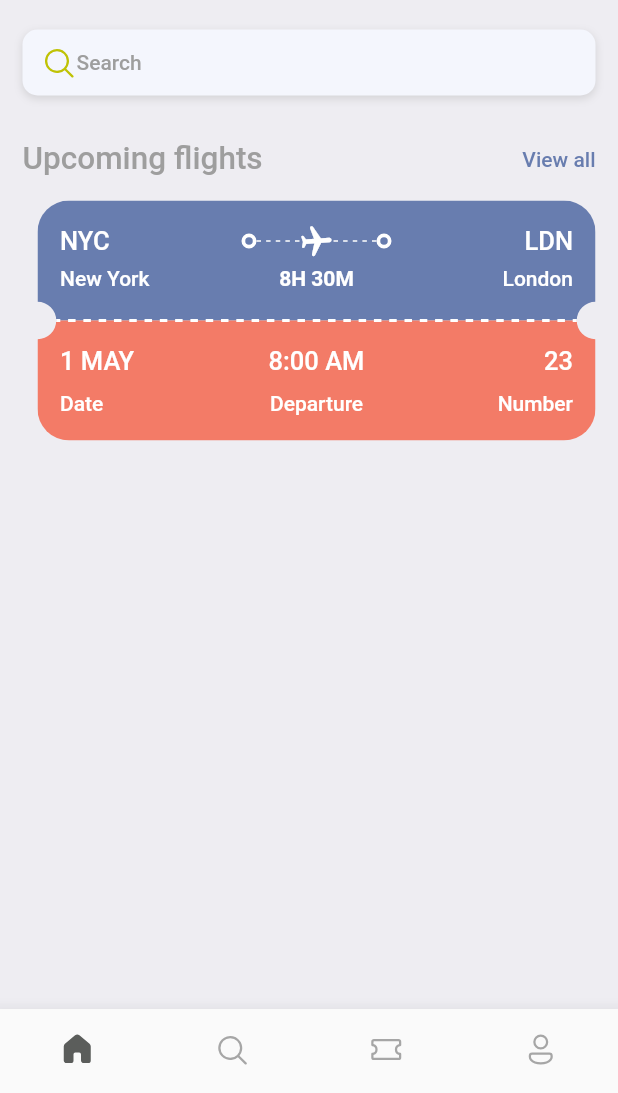
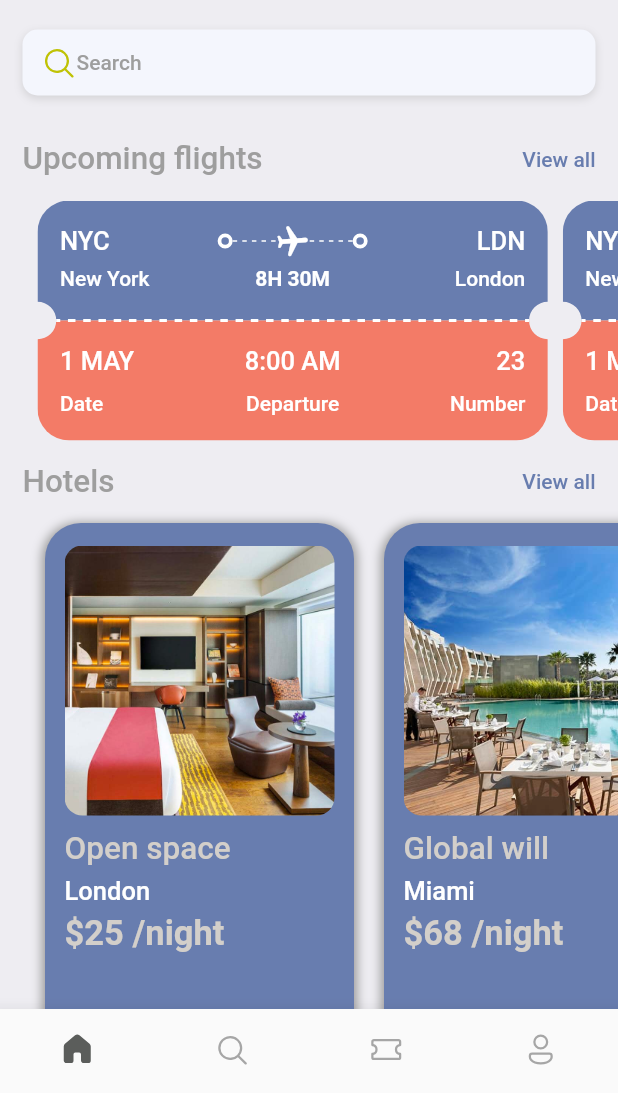
Before and after one commit to sksbkt/booktickets, a Flutter app: the screen it shows after launch, on a phone screen of 412 x 824 dp, the part 143-1236 px from its top. Run offline on Flutter 3.47's test engine with Material 2 defaults, Android fonts, the phone set to English and light mode, and no system bars; our stand-ins replace fluentui_icons, gap.

Commit message:
hotel_screen_widget.dart *more addition to home_screen.dart UI app_info_list.dart *mock up data for hotels list

```diff
--- a/lib/screens/home_screen.dart
+++ b/lib/screens/home_screen.dart
@@ -1,6 +1,8 @@
 import 'package:booktickets/theme/app_themes.dart';
 import 'package:booktickets/utilities/app_constants.dart';
+import 'package:booktickets/utilities/data/app_info_list.dart';
 import 'package:booktickets/utilities/dimensions.dart';
+import 'package:booktickets/widgets/hotel_screen_widget.dart';
 
 import 'package:booktickets/widgets/text_widget.dart';
 import 'package:booktickets/widgets/ticket_view_widget.dart';
@@ -16,7 +18,7 @@ class HomeScreen extends StatelessWidget {
   Widget build(BuildContext context) {
     return Scaffold(
       backgroundColor: AppThemes.backgroundColor,
-      body: ListView(children: [
+      body: ListView(physics: BouncingScrollPhysics(parent: AlwaysScrollableScrollPhysics()), children: [
         Container(
             padding: EdgeInsets.symmetric(horizontal: Dimensions.width15),
             child: Column(
@@ -86,8 +88,47 @@ class HomeScreen extends StatelessWidget {
                   ],
                 ),
                 Gap(Dimensions.height15),
-                TicketView()
               ],
+            )),
+        SingleChildScrollView(
+          padding: EdgeInsets.symmetric(horizontal: Dimensions.width15),
+          physics: BouncingScrollPhysics(parent: AlwaysScrollableScrollPhysics()),
+          scrollDirection: Axis.horizontal,
+          child: Row(
+            children: [
+              TicketView(),
+              TicketView(),
+            ],
+          ),
+        ),
+        Gap(Dimensions.height15),
+        Container(
+          margin: EdgeInsets.symmetric(horizontal: Dimensions.width15),
+          child: Row(
+            mainAxisAlignment: MainAxisAlignment.spaceBetween,
+            children: [
+              TextWidget(
+                text: AppConstats.HOTELS_TEXT,
+                textStyle: AppThemes.headLineStyle2,
+              ),
+              InkWell(
+                onTap: () {},
+                child: TextWidget(
+                  text: AppConstats.VIEW_ALL_TEXT,
+                  //we are using the previously declared style but changing it a bit inline
+                  textStyle: AppThemes.headLineStyle4.copyWith(color: AppThemes.mainAppColor),
+                ),
+              )
+            ],
+          ),
+        ),
+        Gap(5),
+        SingleChildScrollView(
+            physics: BouncingScrollPhysics(parent: AlwaysScrollableScrollPhysics()),
+            padding: const EdgeInsets.only(left: 20),
+            scrollDirection: Axis.horizontal,
+            child: Row(
+              children: hotelList.map((hotel) => HotelScreen(hotel: hotel)).toList(),
             )),
       ]),
     );
--- a/lib/theme/app_themes.dart
+++ b/lib/theme/app_themes.dart
@@ -14,6 +14,7 @@ class AppThemes {
   static const Color backgroundColor = Color(0xffeeedf2);
   static const Color textFieldBgColor = Color(0xfff4f6fd);
   static const Color orangeColor = Color(0xfff37b67);
+  static const Color kakiColor = Color(0xffd3cfca);
 
   static const Color shadowColor = Color(0xff989898);
 
--- a/lib/utilities/app_constants.dart
+++ b/lib/utilities/app_constants.dart
@@ -2,6 +2,7 @@ class AppConstats {
   static String GREETING_TEXT = 'Good morning';
   static String BOOK_TICKETS_TEXT = 'Book tickets';
   static String UPCOMING_FLIGHTS_TEXT = 'Upcoming flights';
+  static String HOTELS_TEXT = 'Hotels';
   static String VIEW_ALL_TEXT = 'View all';
   static String DATE_TEXT = 'Date';
   static String DEPARTURE_TEXT = 'Departure';
--- /dev/null
+++ b/lib/utilities/data/app_info_list.dart
@@ -0,0 +1,20 @@
+List<Map<String, dynamic>> hotelList = [
+  {
+    'image': 'one.png',
+    'place': 'Open space',
+    'destination': 'London',
+    'price': 25,
+  },
+  {
+    'image': 'two.png',
+    'place': 'Global will',
+    'destination': 'Miami',
+    'price': 68,
+  },
+  {
+    'image': 'three.png',
+    'place': 'Tallest building',
+    'destination': 'Abu dhabi',
+    'price': 40,
+  },
+];
--- a/lib/utilities/dimensions.dart
+++ b/lib/utilities/dimensions.dart
@@ -6,6 +6,7 @@ class Dimensions {
   static double screenWidth = MediaQuery.of(navigatorKey.currentContext!).size.width;
 
   static double radius5 = _heightRatio(5);
+  static double radius12 = _heightRatio(12);
   static double radius15 = _heightRatio(15);
   static double radius21 = _heightRatio(21);
 
--- /dev/null
+++ b/lib/widgets/hotel_screen_widget.dart
@@ -0,0 +1,55 @@
+import 'package:booktickets/theme/app_themes.dart';
+import 'package:booktickets/utilities/dimensions.dart';
+import 'package:flutter/cupertino.dart';
+import 'package:flutter/material.dart';
+import 'package:gap/gap.dart';
+
+class HotelScreen extends StatelessWidget {
+  final Map<String, dynamic> hotel;
+  HotelScreen({required this.hotel, Key? key}) : super(key: key);
+  @override
+  Widget build(BuildContext context) {
+    return Container(
+      padding: EdgeInsets.symmetric(horizontal: 10, vertical: 10),
+      child: Container(
+        width: Dimensions.screenWidth * .5,
+        height: 350,
+        padding: EdgeInsets.symmetric(horizontal: 13, vertical: 15),
+        decoration: BoxDecoration(
+            color: AppThemes.mainAppColor,
+            borderRadius: BorderRadius.circular(Dimensions.radius12 * 2),
+            boxShadow: [BoxShadow(offset: Offset(0, 2), color: AppThemes.shadowColor, blurRadius: 5, spreadRadius: 2)]),
+        child: Column(
+          crossAxisAlignment: CrossAxisAlignment.start,
+          children: [
+            Container(
+              height: 180,
+              decoration: BoxDecoration(
+                  borderRadius: BorderRadius.circular(Dimensions.radius12),
+                  color: AppThemes.mainAppColor,
+                  image: DecorationImage(image: AssetImage('assets/images/${hotel['image']}'), fit: BoxFit.cover)),
+            ),
+            Gap(Dimensions.height10),
+            Text(
+              hotel['place'],
+              textAlign: TextAlign.start,
+              style: AppThemes.headLineStyle2.copyWith(color: AppThemes.kakiColor),
+            ),
+            Gap(Dimensions.height5),
+            Text(
+              hotel['destination'],
+              textAlign: TextAlign.start,
+              style: AppThemes.headLineStyle3.copyWith(color: Colors.white),
+            ),
+            Gap(Dimensions.height5),
+            Text(
+              '\$${hotel['price']} /night',
+              textAlign: TextAlign.start,
+              style: AppThemes.headLineStyle1.copyWith(color: AppThemes.kakiColor, fontSize: 23),
+            ),
+          ],
+        ),
+      ),
+    );
+  }
+}
--- a/lib/widgets/ticket_view_widget.dart
+++ b/lib/widgets/ticket_view_widget.dart
@@ -13,7 +13,7 @@ class TicketView extends StatelessWidget {
   @override
   Widget build(BuildContext context) {
     return SizedBox(
-        width: Dimensions.screenWidth,
+        width: Dimensions.screenWidth * .85,
         child: Container(
           margin: EdgeInsets.only(left: Dimensions.width5 * 2),
           child: ClipPath(
@@ -204,7 +204,8 @@ class TicketView extends StatelessWidget {
                 ],
               ),
               //Cutting dots
-              SizedBox(
+              Container(
+                child: SizedBox(
                   height: 30,
                   child: Row(
                     children: [
@@ -224,6 +225,7 @@ class TicketView extends StatelessWidget {
                         }),
                       )
                     ],
+                  ),
                 ),
               ),
             ]),
```
Lines whose indentation alone changed are shown as unchanged.
